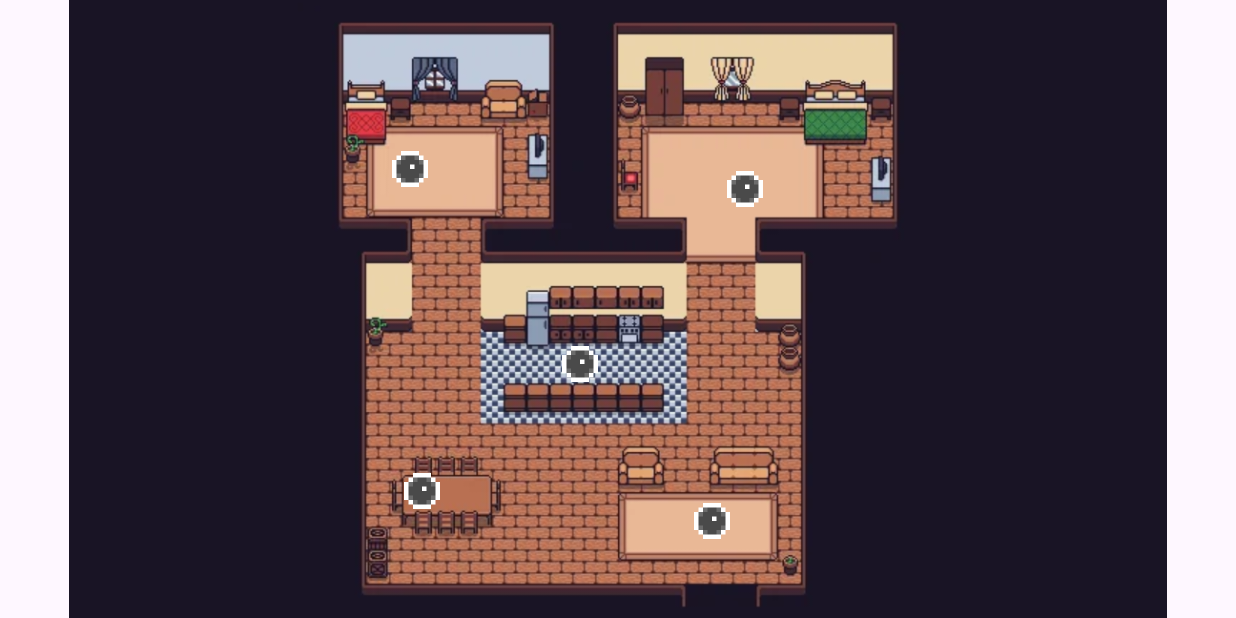
After one commit to spachecor/PurrfectPlatforming, an Android app: the LevelsActivity screen opened directly, with no data from a screen before it, on a phone screen of 824 x 412 dp (held sideways). The commit adds this screen. Run offline under Robolectric (Android 15) with nearby library versions, the phone set to English and light mode, and no system bars.

Commit message:
avanzada la generacion de niveles. Agregados los botones de los niveles

```diff
--- a/app/src/main/AndroidManifest.xml
+++ b/app/src/main/AndroidManifest.xml
@@ -28,6 +28,9 @@
             android:screenOrientation="landscape"
             tools:ignore="DiscouragedApi" />
         <!-- Mapa activity -->
+        <activity android:name=".LevelsActivity"
+            android:screenOrientation="landscape"
+            tools:ignore="DiscouragedApi" />
         <!-- Game activity -->
         <activity android:name=".GameActivity"
             android:screenOrientation="landscape"
--- a/app/src/main/assets/levels.json
+++ b/app/src/main/assets/levels.json
@@ -59,8 +59,7 @@
         "width": 100,
         "height": 150,
         "sprite": "trofeo"
-      },
-      "victory": false
+      }
     }
   ]
 }
--- a/app/src/main/java/com/spachecor/purrfectplatforming/GameActivity.java
+++ b/app/src/main/java/com/spachecor/purrfectplatforming/GameActivity.java
@@ -1,5 +1,6 @@
 package com.spachecor.purrfectplatforming;
 
+import android.content.Intent;
 import android.os.Bundle;
 
 import androidx.annotation.Nullable;
@@ -28,6 +29,7 @@ public class GameActivity extends AppCompatActivity {
     @Override
     protected void onCreate(@Nullable Bundle savedInstanceState) {
         super.onCreate(savedInstanceState);
-        setContentView(new GameView(this, LevelConfigurator.getLevel(this, 0)));
+        Bundle bundle = this.getIntent().getExtras();
+        setContentView(new GameView(this, LevelConfigurator.getLevel(this, bundle.getInt("level"))));
     }
 }
--- /dev/null
+++ b/app/src/main/java/com/spachecor/purrfectplatforming/LevelsActivity.java
@@ -0,0 +1,51 @@
+package com.spachecor.purrfectplatforming;
+
+import android.content.Intent;
+import android.os.Bundle;
+import android.widget.ImageButton;
+
+import androidx.annotation.Nullable;
+import androidx.appcompat.app.AppCompatActivity;
+
+public class LevelsActivity extends AppCompatActivity {
+    private Intent intent;
+    @Override
+    protected void onCreate(@Nullable Bundle savedInstanceState) {
+        ImageButton levelZero, levelOne, levelTwo, levelThree, levelFour;
+        super.onCreate(savedInstanceState);
+        setContentView(R.layout.levels_view);
+        levelZero = this.findViewById(R.id.levelZeroButton);
+        levelOne = this.findViewById(R.id.levelOneButton);
+        levelTwo = this.findViewById(R.id.levelTwoButton);
+        levelThree = this.findViewById(R.id.levelThreeButton);
+        levelFour = this.findViewById(R.id.levelFourButton);
+
+        this.intent = new Intent(LevelsActivity.this, GameActivity.class);
+
+        levelZero.setOnClickListener(v->{
+            System.out.println("LEVEL 0");
+            this.goToGame(0);
+        });
+        levelOne.setOnClickListener(v->{
+            System.out.println("LEVEL 1");
+            this.goToGame(1);
+        });
+        levelTwo.setOnClickListener(v->{
+            System.out.println("LEVEL 2");
+            this.goToGame(2);
+        });
+        levelThree.setOnClickListener(v->{
+            System.out.println("LEVEL 3");
+            this.goToGame(3);
+        });
+        levelFour.setOnClickListener(v->{
+            System.out.println("LEVEL 4");
+            this.goToGame(4);
+        });
+
+    }
+    private void goToGame(int level){
+        this.intent.putExtra("level", level);
+        startActivity(intent);
+    }
+}
--- a/app/src/main/java/com/spachecor/purrfectplatforming/MainActivity.java
+++ b/app/src/main/java/com/spachecor/purrfectplatforming/MainActivity.java
@@ -40,7 +40,7 @@ public class MainActivity extends AppCompatActivity {
             }
             //cuando termine la barra, iniciamos la siguiente actividad
             handler.post(() -> {
-                startActivity(new Intent(MainActivity.this, MenuActivity.class));
+                startActivity(new Intent(MainActivity.this, LevelsActivity.class));
                 finish();
             });
         }).start();
--- a/app/src/main/java/com/spachecor/purrfectplatforming/MenuActivity.java
+++ b/app/src/main/java/com/spachecor/purrfectplatforming/MenuActivity.java
@@ -1,6 +1,7 @@
 package com.spachecor.purrfectplatforming;
 
 import android.os.Bundle;
+import android.widget.Button;
 
 import androidx.appcompat.app.AppCompatActivity;
 
@@ -12,7 +13,12 @@ import androidx.appcompat.app.AppCompatActivity;
 public class MenuActivity extends AppCompatActivity {
     @Override
     protected void onCreate(Bundle savedInstanceState) {
+        Button nuevaPartidaButton, cargarPartidaButton, ajustesButton, salirButton;
         super.onCreate(savedInstanceState);
         setContentView(R.layout.menu_activity);
+        nuevaPartidaButton = this.findViewById(R.id.btnNuevaPartida);
+        nuevaPartidaButton.setOnClickListener(v->{
+
+        });
     }
 }
--- a/app/src/main/java/com/spachecor/purrfectplatforming/levelgenerator/Level.java
+++ b/app/src/main/java/com/spachecor/purrfectplatforming/levelgenerator/Level.java
@@ -28,15 +28,14 @@ public class Level {
      * @param platforms Las plataformas del nivel
      * @param enemies Los enemigos del nivel
      * @param trophy El trofeo del nivel
-     * @param victory Propiedad booleana que define si el nivel ha sido ya ganado o no
      */
-    public Level(Scenery scenery, Gamer gamer, List<Platform> platforms, List<Enemy> enemies, Trophy trophy, Boolean victory) {
+    public Level(Scenery scenery, Gamer gamer, List<Platform> platforms, List<Enemy> enemies, Trophy trophy) {
         this.SCENERY = scenery;
         this.GAMER = gamer;
         this.PLATFORMS = platforms;
         this.ENEMIES = enemies;
         this.TROPHY = trophy;
-        this.victory = victory;
+        this.victory = false;
     }
 
     public Gamer getGAMER() {
--- a/app/src/main/java/com/spachecor/purrfectplatforming/levelgenerator/LevelConfigurator.java
+++ b/app/src/main/java/com/spachecor/purrfectplatforming/levelgenerator/LevelConfigurator.java
@@ -154,9 +154,8 @@ public class LevelConfigurator {
                     trophyJson.getInt("height"),
                     trophySpriteResId
             );
-            boolean victory = levelJson.getBoolean("victory");
             //retornamos el nivel
-            return new Level(scenery, gamer, platforms, enemies, trophy, victory);
+            return new Level(scenery, gamer, platforms, enemies, trophy);
         } catch (JSONException e) {
             e.printStackTrace();
         }
--- a/app/src/main/res/layout/initial_activity.xml
+++ b/app/src/main/res/layout/initial_activity.xml
@@ -14,7 +14,7 @@
         android:layout_width="match_parent"
         android:layout_height="match_parent"
         android:scaleType="centerCrop"
-        android:src="@drawable/fondo" />
+        android:src="@drawable/fondouniverso" />
 
     <!-- Otro contenido encima -->
     <pl.droidsonroids.gif.GifImageView
--- /dev/null
+++ b/app/src/main/res/layout/levels_view.xml
@@ -0,0 +1,83 @@
+<?xml version="1.0" encoding="utf-8"?>
+<androidx.constraintlayout.widget.ConstraintLayout xmlns:android="http://schemas.android.com/apk/res/android"
+    xmlns:app="http://schemas.android.com/apk/res-auto"
+    xmlns:tools="http://schemas.android.com/tools"
+    android:layout_width="match_parent"
+    android:layout_height="match_parent">
+
+    <ImageView
+        android:id="@+id/imageView"
+        android:layout_width="match_parent"
+        android:layout_height="match_parent"
+        android:backgroundTint="@null"
+        android:src="@drawable/fondomapa"
+        tools:layout_editor_absoluteX="0dp"
+        tools:layout_editor_absoluteY="0dp" />
+
+    <ImageButton
+        android:id="@+id/levelThreeButton"
+        android:layout_width="24dp"
+        android:layout_height="24dp"
+        android:background="@drawable/botonnivelsinpasar"
+        app:layout_constraintBottom_toBottomOf="@+id/imageView"
+        app:layout_constraintEnd_toEndOf="parent"
+        app:layout_constraintHorizontal_bias="0.327"
+        app:layout_constraintStart_toStartOf="@+id/imageView"
+        app:layout_constraintTop_toTopOf="@+id/imageView"
+        app:layout_constraintVertical_bias="0.26"
+        tools:ignore="MissingConstraints" />
+
+    <ImageButton
+        android:id="@+id/levelFourButton"
+        android:layout_width="24dp"
+        android:layout_height="24dp"
+        android:background="@drawable/botonnivelsinpasar"
+        app:layout_constraintBottom_toBottomOf="@+id/imageView"
+        app:layout_constraintEnd_toEndOf="parent"
+        app:layout_constraintHorizontal_bias="0.606"
+        app:layout_constraintStart_toStartOf="@+id/imageView"
+        app:layout_constraintTop_toTopOf="@+id/imageView"
+        app:layout_constraintVertical_bias="0.294"
+        tools:ignore="MissingConstraints" />
+
+    <ImageButton
+        android:id="@+id/levelZeroButton"
+        android:layout_width="24dp"
+        android:layout_height="24dp"
+        android:background="@drawable/botonnivelsinpasar"
+        app:layout_constraintBottom_toBottomOf="parent"
+        app:layout_constraintEnd_toEndOf="parent"
+        app:layout_constraintHorizontal_bias="0.578"
+        app:layout_constraintStart_toStartOf="parent"
+        app:layout_constraintTop_toTopOf="@+id/imageView"
+        app:layout_constraintVertical_bias="0.864"
+        tools:ignore="MissingConstraints" />
+
+    <ImageButton
+        android:id="@+id/levelTwoButton"
+        android:layout_width="24dp"
+        android:layout_height="24dp"
+        android:background="@drawable/botonnivelsinpasar"
+        app:layout_constraintBottom_toBottomOf="parent"
+        app:layout_constraintEnd_toEndOf="parent"
+        app:layout_constraintHorizontal_bias="0.468"
+        app:layout_constraintStart_toStartOf="@+id/imageView"
+        app:layout_constraintTop_toTopOf="@+id/imageView"
+        app:layout_constraintVertical_bias="0.595"
+        tools:ignore="MissingConstraints" />
+
+    <ImageButton
+        android:id="@+id/levelOneButton"
+        android:layout_width="24dp"
+        android:layout_height="24dp"
+        android:background="@drawable/botonnivelsinpasar"
+        app:layout_constraintBottom_toBottomOf="parent"
+        app:layout_constraintEnd_toEndOf="parent"
+        app:layout_constraintHorizontal_bias="0.337"
+        app:layout_constraintStart_toStartOf="@+id/imageView"
+        app:layout_constraintTop_toTopOf="@+id/imageView"
+        app:layout_constraintVertical_bias="0.813"
+        tools:ignore="MissingConstraints" />
+
+
+</androidx.constraintlayout.widget.ConstraintLayout>
--- a/app/src/main/res/layout/menu_activity.xml
+++ b/app/src/main/res/layout/menu_activity.xml
@@ -12,7 +12,7 @@
         android:layout_width="match_parent"
         android:layout_height="match_parent"
         android:scaleType="centerCrop"
-        android:src="@drawable/fondo" />
+        android:src="@drawable/fondouniverso" />
 
     <!-- Botón "Nueva partida" (inicio de la cadena) -->
     <Button
```
Also changed, not shown: app/src/main/res/drawable/botonnivelpasado.png (added), app/src/main/res/drawable/botonnivelsinpasar.png (added), app/src/main/res/drawable/fondomapa.png (added), 1 other file.
